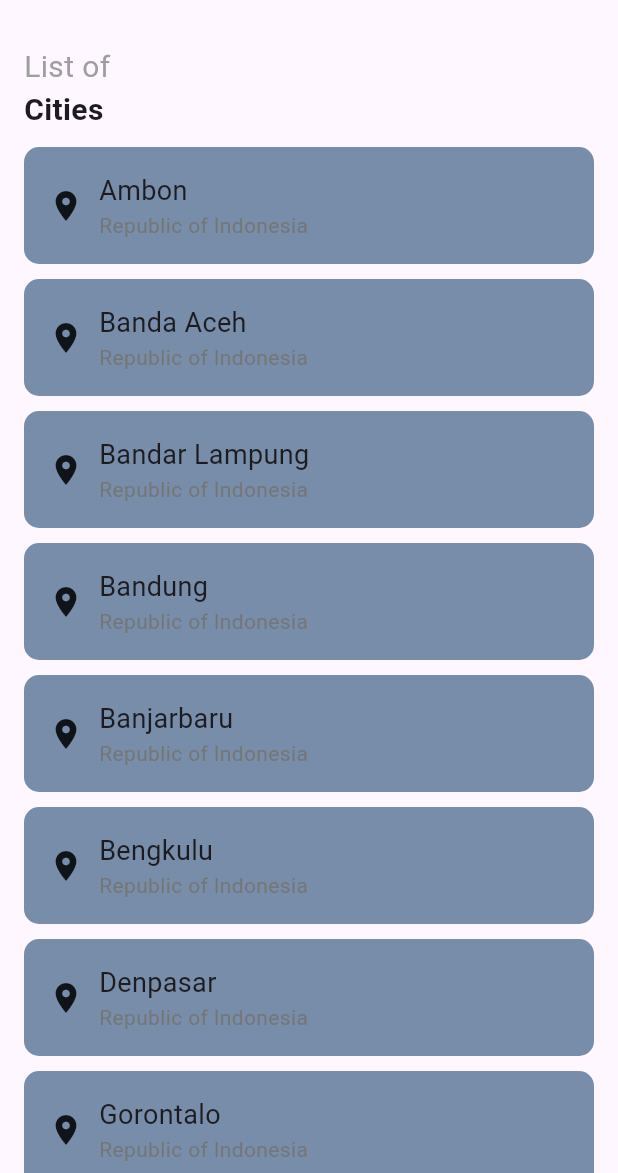
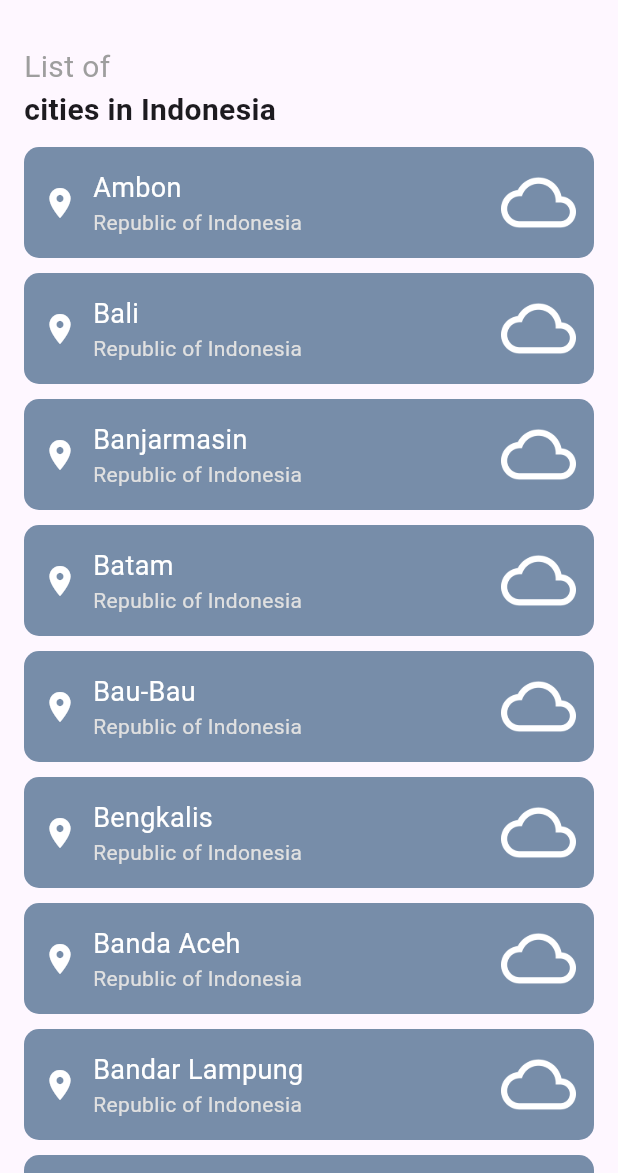
Before and after one commit to 08samudra/weather_app, a Flutter app: the HomeScreenFirebase screen opened by its route, on a phone screen of 412 x 824 dp, the part 63-1236 px from its top. Run offline on Flutter 3.47's test engine with Material 3 defaults, Android fonts, the phone set to English and light mode, and no system bars; our stand-ins replace cloud_firestore, firebase_auth, firebase_core, fluttertoast, google_sign_in, shared_preferences; accounts and stored records are empty.

Commit message:
Update 0.1

```diff
--- /dev/null
+++ b/lib/all_data_city/home_list_city.dart
@@ -0,0 +1,260 @@
+final List<Map<String, String>> citiesData = [
+  {
+    'name': 'Ambon',
+    'lat': '-3.6967',
+    'lon': '128.1783',
+    'image': 'assets/images/cloudy.png',
+  },
+  {
+    'name': 'Bali',
+    'lat': '-8.4095',
+    'lon': '115.1889',
+    'image': 'assets/images/cloudy.png',
+  },
+  {
+    'name': 'Banjarmasin',
+    'lat': '-3.3167',
+    'lon': '114.5833',
+    'image': 'assets/images/cloudy.png',
+  },
+  {
+    'name': 'Batam',
+    'lat': '1.0833',
+    'lon': '104.0333',
+    'image': 'assets/images/cloudy.png',
+  },
+  {
+    'name': 'Bau-Bau',
+    'lat': '-5.4667',
+    'lon': '122.6333',
+    'image': 'assets/images/cloudy.png',
+  },
+  {
+    'name': 'Bengkalis',
+    'lat': '1.5667',
+    'lon': '102.4167',
+    'image': 'assets/images/cloudy.png',
+  },
+  {
+    'name': 'Banda Aceh',
+    'lat': '5.5577',
+    'lon': '95.3222',
+    'image': 'assets/images/cloudy.png',
+  },
+  {
+    'name': 'Bandar Lampung',
+    'lat': '-5.429400',
+    'lon': '105.262500',
+    'image': 'assets/images/cloudy.png',
+  },
+  {
+    'name': 'Bandung',
+    'lat': '-6.9147',
+    'lon': '107.6098',
+    'image': 'assets/images/cloudy.png',
+  },
+  {
+    'name': 'Banjarbaru',
+    'lat': '-3.438903',
+    'lon': '114.830881',
+    'image': 'assets/images/cloudy.png',
+  },
+  {
+    'name': 'Bengkulu',
+    'lat': '-3.8000',
+    'lon': '102.2667',
+    'image': 'assets/images/cloudy.png',
+  },
+  {
+    'name': 'Denpasar',
+    'lat': '-8.6500',
+    'lon': '115.2167',
+    'image': 'assets/images/cloudy.png',
+  },
+  {
+    'name': 'Gorontalo',
+    'lat': '0.5412',
+    'lon': '123.0597',
+    'image': 'assets/images/cloudy.png',
+  },
+  {
+    'name': 'Jakarta',
+    'lat': '-6.2088',
+    'lon': '106.8456',
+    'image': 'assets/images/cloudy.png',
+  },
+  {
+    'name': 'Jambi',
+    'lat': '-1.6000',
+    'lon': '103.6000',
+    'image': 'assets/images/cloudy.png',
+  },
+  {
+    'name': 'Jayapura',
+    'lat': '-2.5333',
+    'lon': '140.7167',
+    'image': 'assets/images/cloudy.png',
+  },
+  {
+    'name': 'Jayawijaya',
+    'lat': '-4.0000',
+    'lon': '139.0000',
+    'image': 'assets/images/cloudy.png',
+  },
+  {
+    'name': 'Kendari',
+    'lat': '-3.9667',
+    'lon': '122.5167',
+    'image': 'assets/images/cloudy.png',
+  },
+  {
+    'name': 'Kuningan',
+    'lat': '-6.9756',
+    'lon': '108.4842',
+    'image': 'assets/images/cloudy.png',
+  },
+  {
+    'name': 'Kupang',
+    'lat': '-10.1667',
+    'lon': '123.5667',
+    'image': 'assets/images/cloudy.png',
+  },
+  {
+    'name': 'Makassar',
+    'lat': '-5.1499',
+    'lon': '119.4323',
+    'image': 'assets/images/cloudy.png',
+  },
+  {
+    'name': 'Mamuju',
+    'lat': '-2.6667',
+    'lon': '118.8667',
+    'image': 'assets/images/cloudy.png',
+  },
+  {
+    'name': 'Manado',
+    'lat': '1.4833',
+    'lon': '124.8417',
+    'image': 'assets/images/cloudy.png',
+  },
+  {
+    'name': 'Manokwari',
+    'lat': '-0.8667',
+    'lon': '134.0833',
+    'image': 'assets/images/cloudy.png',
+  },
+  {
+    'name': 'Mataram',
+    'lat': '-8.580000',
+    'lon': '116.120000',
+    'image': 'assets/images/cloudy.png',
+  },
+  {
+    'name': 'Medan',
+    'lat': '3.5833',
+    'lon': '98.6667',
+    'image': 'assets/images/cloudy.png',
+  },
+  {
+    'name': 'Padang',
+    'lat': '-0.9500',
+    'lon': '100.3500',
+    'image': 'assets/images/cloudy.png',
+  },
+  {
+    'name': 'Palangka Raya',
+    'lat': '-2.2000',
+    'lon': '113.9167',
+    'image': 'assets/images/cloudy.png',
+  },
+  {
+    'name': 'Palembang',
+    'lat': '-2.9167',
+    'lon': '104.7500',
+    'image': 'assets/images/cloudy.png',
+  },
+  {
+    'name': 'Pangkalpinang',
+    'lat': '-2.1167',
+    'lon': '106.1167',
+    'image': 'assets/images/cloudy.png',
+  },
+  {
+    'name': 'Pekanbaru',
+    'lat': '0.5167',
+    'lon': '101.4333',
+    'image': 'assets/images/cloudy.png',
+  },
+  {
+    'name': 'Pontianak',
+    'lat': '-0.0333',
+    'lon': '109.3333',
+    'image': 'assets/images/cloudy.png',
+  },
+  {
+    'name': 'Salor',
+    'lat': '-7.666670',
+    'lon': '139.666670',
+    'image': 'assets/images/cloudy.png',
+  },
+  {
+    'name': 'Samarinda',
+    'lat': '-0.5000',
+    'lon': '117.1500',
+    'image': 'assets/images/cloudy.png',
+  },
+  {
+    'name': 'Semarang',
+    'lat': '-6.9667',
+    'lon': '110.4167',
+    'image': 'assets/images/cloudy.png',
+  },
+  {
+    'name': 'Serang',
+    'lat': '-6.1167',
+    'lon': '106.1500',
+    'image': 'assets/images/cloudy.png',
+  },
+  {
+    'name': 'Sorong',
+    'lat': '-0.8833',
+    'lon': '131.2500',
+    'image': 'assets/images/cloudy.png',
+  },
+  {
+    'name': 'Surabaya',
+    'lat': '-7.245800',
+    'lon': '112.737800',
+    'image': 'assets/images/cloudy.png',
+  },
+  {
+    'name': 'Tanjung Selor',
+    'lat': '2.844667',
+    'lon': '117.364823',
+    'image': 'assets/images/cloudy.png',
+  },
+  {
+    'name': 'Tanjungpinang',
+    'lat': '0.918780',
+    'lon': '104.455420',
+    'image': 'assets/images/cloudy.png',
+  },
+  {
+    'name': 'Ternate',
+    'lat': '0.7800',
+    'lon': '127.9500',
+    'image': 'assets/images/cloudy.png',
+  },
+  {
+    'name': 'Nabire',
+    'lat': '-3.372232',
+    'lon': '135.501237',
+    'image': 'assets/images/cloudy.png',
+  },
+  {
+    'name': 'Yogyakarta',
+    'lat': '-7.800457',
+    'lon': '110.391280',
+    'image': 'assets/images/cloudy.png',
+  },
+];
--- a/lib/home_screen/homescreen.dart
+++ b/lib/home_screen/homescreen.dart
@@ -1,53 +1,14 @@
 import 'package:flutter/material.dart';
+import 'package:flutter_clone2/all_data_city/home_list_city.dart';
 import 'package:flutter_clone2/firebase_login/auth/auth_service.dart';
 import 'package:flutter_clone2/home_screen/drawer.dart';
 import 'package:flutter_clone2/home_screen/profile_page.dart';
 import 'package:flutter_clone2/weather_city/weather_all.dart';
 
 class HomeScreenFirebase extends StatelessWidget {
-  const HomeScreenFirebase({super.key});
+  HomeScreenFirebase({super.key});
 
-  final List<Map<String, String>> _citiesData = const [
-    {'name': 'Ambon', 'lat': '-3.6967', 'lon': '128.1783'},
-    {'name': 'Banda Aceh', 'lat': '5.5577', 'lon': '95.3222'},
-    {'name': 'Bandar Lampung', 'lat': '-5.429400', 'lon': '105.262500'},
-    {'name': 'Bandung', 'lat': '-6.9147', 'lon': '107.6098'},
-    {'name': 'Banjarbaru', 'lat': '-3.438903', 'lon': '114.830881'},
-    {'name': 'Bengkulu', 'lat': '-3.8000', 'lon': '102.2667'},
-    {'name': 'Denpasar', 'lat': '-8.6500', 'lon': '115.2167'},
-    {'name': 'Gorontalo', 'lat': '0.5412', 'lon': '123.0597'},
-    {'name': 'Jakarta', 'lat': '-6.2088', 'lon': '106.8456'},
-    {'name': 'Jambi', 'lat': '-1.6000', 'lon': '103.6000'},
-    {'name': 'Jayapura', 'lat': '-2.5333', 'lon': '140.7167'},
-    {'name': 'Jayawijaya', 'lat': '-4.0000', 'lon': '139.0000'},
-    {'name': 'Kendari', 'lat': '-3.9667', 'lon': '122.5167'},
-    {'name': 'Kuningan', 'lat': '-6.9756', 'lon': '108.4842'},
-    {'name': 'Kupang', 'lat': '-10.1667', 'lon': '123.5667'},
-    {'name': 'Makassar', 'lat': '-5.1499', 'lon': '119.4323'},
-    {'name': 'Mamuju', 'lat': '-2.6667', 'lon': '118.8667'},
-    {'name': 'Manado', 'lat': '1.4833', 'lon': '124.8417'},
-    {'name': 'Manokwari', 'lat': '-0.8667', 'lon': '134.0833'},
-    {'name': 'Mataram', 'lat': '-8.580000', 'lon': '116.120000'},
-    {'name': 'Medan', 'lat': '3.5833', 'lon': '98.6667'},
-    {'name': 'Padang', 'lat': '-0.9500', 'lon': '100.3500'},
-    {'name': 'Palangka Raya', 'lat': '-2.2000', 'lon': '113.9167'},
-    {'name': 'Palembang', 'lat': '-2.9167', 'lon': '104.7500'},
-    {'name': 'Pangkalpinang', 'lat': '-2.1167', 'lon': '106.1167'},
-    {'name': 'Pekanbaru', 'lat': '0.5167', 'lon': '101.4333'},
-    {'name': 'Pontianak', 'lat': '-0.0333', 'lon': '109.3333'},
-    {'name': 'Salor', 'lat': '-7.666670', 'lon': '139.666670'},
-    {'name': 'Samarinda', 'lat': '-0.5000', 'lon': '117.1500'},
-    {'name': 'Semarang', 'lat': '-6.9667', 'lon': '110.4167'},
-    {'name': 'Serang', 'lat': '-6.1167', 'lon': '106.1500'},
-    {'name': 'Sorong', 'lat': '-0.8833', 'lon': '131.2500'},
-    {'name': 'Surabaya', 'lat': '-7.245800', 'lon': '112.737800'},
-    {'name': 'Tanjung Selor', 'lat': '2.844667', 'lon': '117.364823'},
-    {'name': 'Tanjungpinang', 'lat': '0.918780', 'lon': '104.455420'},
-    {'name': 'Ternate', 'lat': '0.7800', 'lon': '127.9500'},
-    {'name': 'Nabire', 'lat': '-3.372232', 'lon': '135.501237'},
-    {'name': 'Yogyakarta', 'lat': '-7.800457', 'lon': '110.391280'},
-    // Tambahkan data kota lainnya di sini
-  ];
+  final List<Map<String, String>> _citiesData = citiesData;
 
   @override
   Widget build(BuildContext context) {
@@ -77,7 +38,7 @@ class HomeScreenFirebase extends StatelessWidget {
               style: TextStyle(fontSize: 20, color: Colors.grey[500]),
             ),
             const Text(
-              'Cities',
+              'cities in Indonesia',
               style: TextStyle(fontSize: 20, fontWeight: FontWeight.bold),
             ),
             const SizedBox(height: 10),
@@ -102,7 +63,12 @@ class HomeScreenFirebase extends StatelessWidget {
                           ),
                         );
                       },
-                      child: CityCard(cityName: cityData['name']!),
+                      child: CityCard(
+                        cityName: cityData['name']!,
+                        imagePath:
+                            cityData['image'] ??
+                            'assets/images/default_city.jpg',
+                      ),
                     ),
                   );
                 },
@@ -117,30 +83,53 @@ class HomeScreenFirebase extends StatelessWidget {
 
 class CityCard extends StatelessWidget {
   final String cityName;
+  final String imagePath;
 
-  const CityCard({super.key, required this.cityName});
+  const CityCard({super.key, required this.cityName, required this.imagePath});
 
   @override
   Widget build(BuildContext context) {
     return Container(
-      padding: const EdgeInsets.all(16.0),
+      padding: const EdgeInsets.all(12.0),
       decoration: BoxDecoration(
         color: const Color(0xff778da9),
         borderRadius: BorderRadius.circular(10.0),
       ),
       child: Row(
         children: <Widget>[
-          const Icon(Icons.location_on),
+          const Icon(Icons.location_on, color: Colors.white),
           const SizedBox(width: 10),
-          Column(
+          Expanded(
+            child: Column(
               crossAxisAlignment: CrossAxisAlignment.start,
               children: <Widget>[
-              Text(cityName, style: const TextStyle(fontSize: 18.0)),
+                Text(
+                  cityName,
+                  style: const TextStyle(fontSize: 18.0, color: Colors.white),
+                ),
                 Text(
                   'Republic of Indonesia',
-                style: TextStyle(fontSize: 14.0, color: Colors.grey[600]),
+                  style: TextStyle(fontSize: 14.0, color: Colors.grey[300]),
                 ),
               ],
+            ),
+          ),
+          const SizedBox(width: 10),
+          ClipRRect(
+            borderRadius: BorderRadius.circular(8.0),
+            child: Image.asset(
+              imagePath,
+              width: 50,
+              height: 50,
+              fit: BoxFit.cover,
+              errorBuilder: (context, error, stackTrace) {
+                return const Icon(
+                  Icons.image_not_supported,
+                  size: 50,
+                  color: Colors.white,
+                );
+              },
+            ),
           ),
         ],
       ),
--- a/lib/main.dart
+++ b/lib/main.dart
@@ -30,7 +30,7 @@ class MyApp extends StatelessWidget {
       routes: {
         '/splash': (context) => const SplashLogoApp1(),
         '/login': (context) => const LoginScreenFirebase(),
-        '/home': (context) => const HomeScreenFirebase(),
+        '/home': (context) => HomeScreenFirebase(),
       },
     );
   }
```
Also changed, not shown: lib/home_screen/profile_page.dart (+138 -51 lines), lib/weather_city/weather_all.dart (+5 -4 lines), 1 other file. Lines whose indentation alone changed are shown as unchanged.
